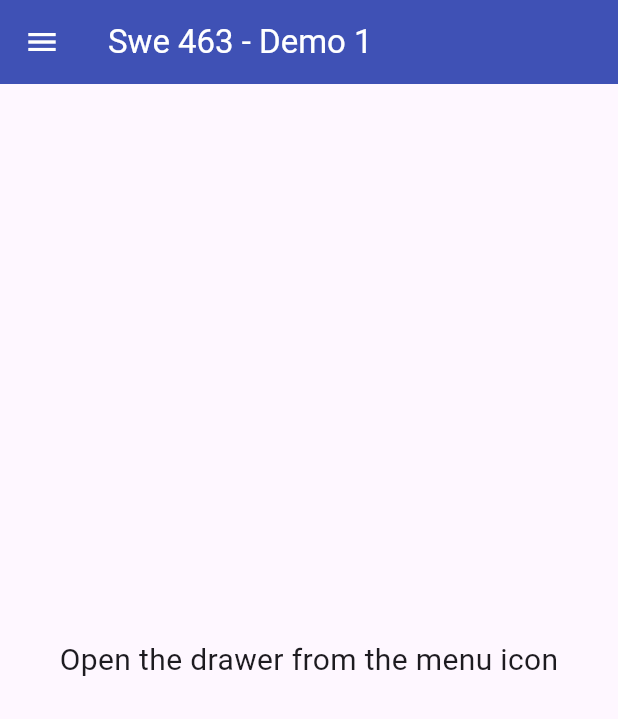
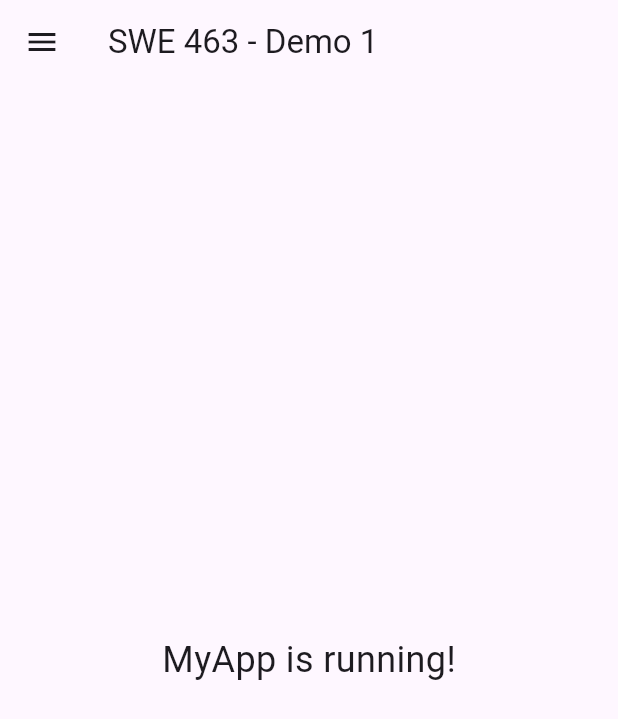
Before and after one commit to Wajza/swe463_demo1_202262140, a Flutter app: the screen it shows after launch, on a phone screen of 412 x 824 dp. Shown: the top 719 px of the screen. Run offline on Flutter 3.47's test engine with Material 3 defaults, Android fonts, the phone set to English and light mode, and no system bars.

Commit message:
Checkpoint 4

```diff
--- a/lib/main.dart
+++ b/lib/main.dart
@@ -1,40 +1,28 @@
-// Checkpoint 3
+// Checkpoint 4
 import 'package:flutter/material.dart';
 
 void main() {
-  runApp(
-    MaterialApp(
+  runApp(const MyApp());
+}
+
+class MyApp extends StatelessWidget {
+  const MyApp({super.key});
+
+  @override
+  Widget build(BuildContext context) {
+    return MaterialApp(
       debugShowCheckedModeBanner: false,
       home: Scaffold(
-        appBar: AppBar(
-          title: const Text('Swe 463 - Demo 1'),
-          backgroundColor: Colors.indigo,
-          foregroundColor: Colors.white,
-        ),
-        drawer: Drawer(
+        appBar: AppBar(title: const Text('SWE 463 - Demo 1')),
+        drawer: const Drawer(
           child: SafeArea(
-            child: Column(
-              children: [
-                DrawerHeader(
-                  child: Center(
-                    child: const Text(
-                      'Demo Menu',
-                      style: TextStyle(fontSize: 24),
-                    ),
-                  ),
-                ), // Header closed properly here
-                const ListTile(title: Text('Home'), leading: Icon(Icons.home)),
-              ],
-            ),
+            child: ListTile(leading: Icon(Icons.home), title: Text('Home')),
           ),
         ),
-        body: Center(
-          child: const Text(
-            'Open the drawer from the menu icon',
-            style: TextStyle(fontSize: 20),
-          ),
+        body: const Center(
+          child: Text('MyApp is running!', style: TextStyle(fontSize: 24)),
         ),
       ),
-    ),
-  );
+    );
+  }
 }
```
